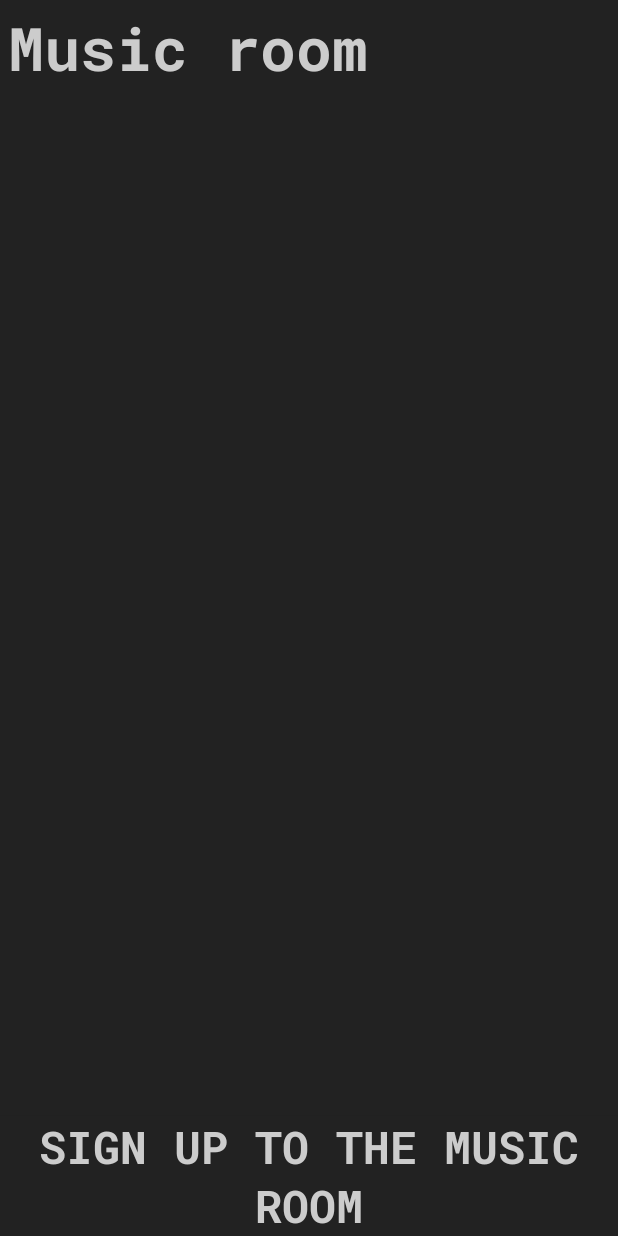
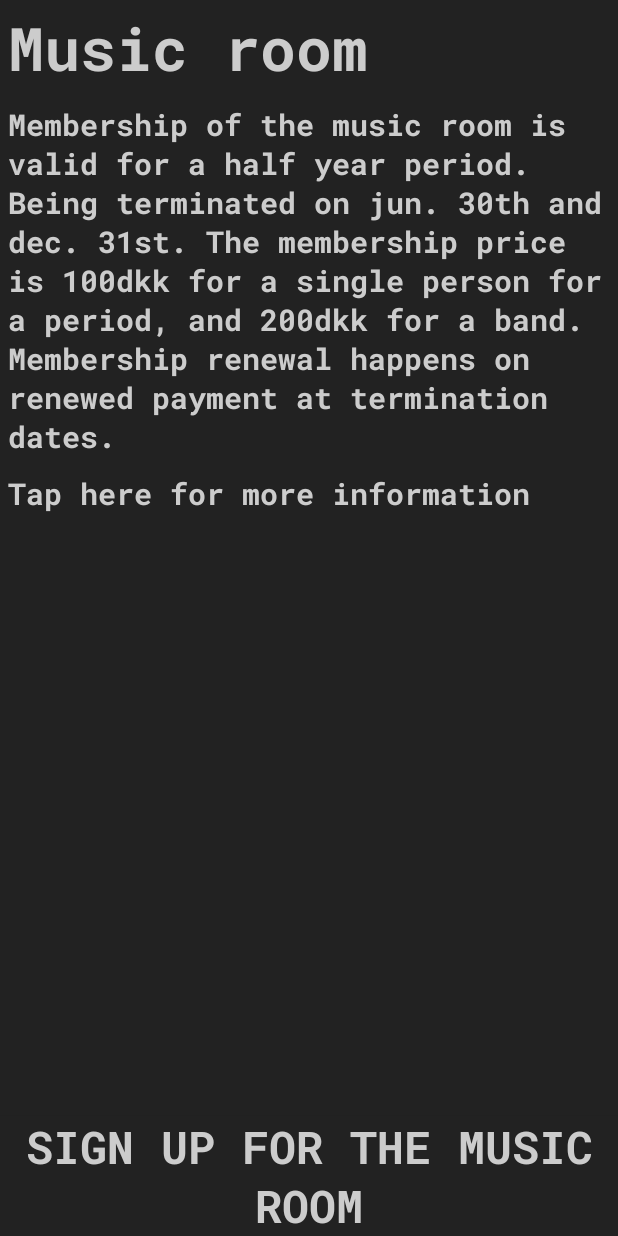
Before and after one commit to TeleTobyAU/xsys_prototype, an Android app: the MusicActivity screen opened directly, with no data from a screen before it, on a phone screen of 412 x 824 dp. Run offline under Robolectric (Android 15) with nearby library versions, the phone set to English and light mode, and no system bars; 1 statement that could not run was skipped.

Commit message:
Music room function done, still missing booking function

```diff
--- a/AU/3. Semester/HCI/ActivityLifecyleApp/Xsysprototype/app/src/main/res/layout/activity_gym.xml
+++ b/AU/3. Semester/HCI/ActivityLifecyleApp/Xsysprototype/app/src/main/res/layout/activity_gym.xml
@@ -25,7 +25,7 @@
 
     </RelativeLayout>
 
-    <!--The top view -->
+    <!--The middle view -->
     <RelativeLayout
         android:layout_width="match_parent"
         android:layout_height="fill_parent"
--- a/AU/3. Semester/HCI/ActivityLifecyleApp/Xsysprototype/app/src/main/res/layout/activity_music.xml
+++ b/AU/3. Semester/HCI/ActivityLifecyleApp/Xsysprototype/app/src/main/res/layout/activity_music.xml
@@ -11,7 +11,7 @@
     <!--The top view -->
     <RelativeLayout
         android:layout_width="match_parent"
-        android:layout_height="100dp"
+        android:layout_height="wrap_content"
         android:background="@color/colorPrimary">
 
         <TextView
@@ -24,9 +24,38 @@
             app:fontFamily="@font/roboto_mono_bold" />
     </RelativeLayout>
 
+    <!--The middle view -->
     <RelativeLayout
         android:layout_width="match_parent"
-        android:layout_height="fill_parent">
+        android:layout_height="fill_parent"
+        android:background="@color/colorPrimary">
+
+        <LinearLayout
+            android:layout_width="match_parent"
+            android:layout_height="wrap_content"
+            android:orientation="vertical">
+
+            <TextView
+                android:layout_width="wrap_content"
+                android:layout_height="wrap_content"
+                android:layout_alignParentTop="true"
+                android:textColor="@color/textColor"
+                android:textSize="20sp"
+                android:text="@string/music_details"
+                android:fontFamily="@font/roboto_mono_bold"
+                android:layout_margin="5dp"/>
+
+            <TextView
+                android:layout_width="wrap_content"
+                android:layout_height="wrap_content"
+                android:layout_alignParentTop="true"
+                android:textColor="@color/textColor"
+                android:textSize="20sp"
+                android:text="@string/music_more_info"
+                android:fontFamily="@font/roboto_mono_bold"
+                android:layout_margin="5dp"/>
+
+        </LinearLayout>
 
         <Button
             android:id="@+id/signUpButton"
@@ -34,7 +63,7 @@
             android:layout_height="wrap_content"
             android:layout_alignParentBottom="true"
             android:background="@color/colorPrimary"
-            android:text="Sign up to the music room"
+            android:text="Sign up for the music room"
             android:textSize="30sp"
             android:fontFamily="@font/roboto_mono_bold"
             android:textColor="@color/textColor" />
--- a/AU/3. Semester/HCI/ActivityLifecyleApp/Xsysprototype/app/src/main/res/values/strings.xml
+++ b/AU/3. Semester/HCI/ActivityLifecyleApp/Xsysprototype/app/src/main/res/values/strings.xml
@@ -12,4 +12,8 @@
     Membership price is 200dkk per half year, and must be renewed by payment at termination dates.
     Click button to sign up.</string>
     <string name="gym_more_info"><a href="http://www.kollegiekontoret.dk/kollegier/vilhelm-kiers-kollegium/foreninger/motionsrummet/">Tap here for more information.</a></string>
+    <string name="music_details">Membership of the music room is valid for a half year period.
+        Being terminated on jun. 30th and dec. 31st. The membership price is 100dkk for a single person for a period, and 200dkk for a band.
+        Membership renewal happens on renewed payment at termination dates.</string>
+    <string name="music_more_info"><a href ="http://www.kollegiekontoret.dk/kollegier/vilhelm-kiers-kollegium/foreninger/musikforeningen/"/>Tap here for more information</string>
 </resources>
```
Also changed, not shown: AU/3. Semester/HCI/ActivityLifecyleApp/Xsysprototype/app/src/main/res/layout/activity_music_member.xml (added, +43 -0 lines), 1 other file.
